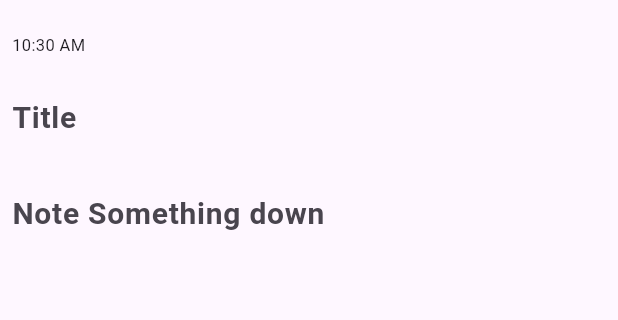
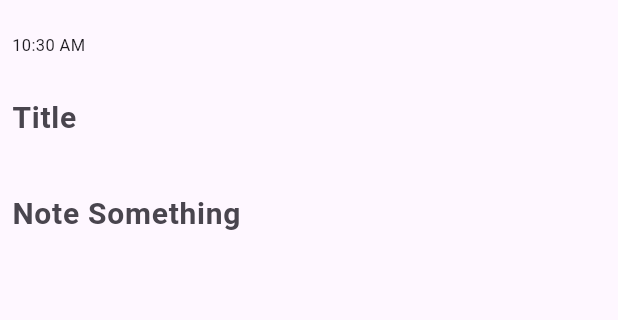
Before and after one commit to mhdalthaf38/note_pad, a Flutter app: the Addnotes screen opened directly, on a phone screen of 412 x 824 dp, the part 63-383 px from its top. Run offline on Flutter 3.47's test engine with Material 3 defaults, Android fonts, the phone set to English and light mode, and no system bars; our stand-ins replace cloud_firestore, firebase_core; accounts and stored records are empty.

Commit message:
Update addNote.dart

```diff
--- a/lib/addNote.dart
+++ b/lib/addNote.dart
@@ -51,7 +51,7 @@ class _AddnotesState extends State<Addnotes> {
              Padding(
                padding:  const EdgeInsets.all(8.0),
                child: TextField(maxLines: null,controller: _contentText,
-                decoration: const InputDecoration(hintText: 'Note Something down',hintStyle: TextStyle(fontSize: 20,fontWeight: FontWeight.bold),border: InputBorder.none)),
+                decoration: const InputDecoration(hintText: 'Note Something ',hintStyle: TextStyle(fontSize: 20,fontWeight: FontWeight.bold),border: InputBorder.none)),
              )
 
           ],
```
